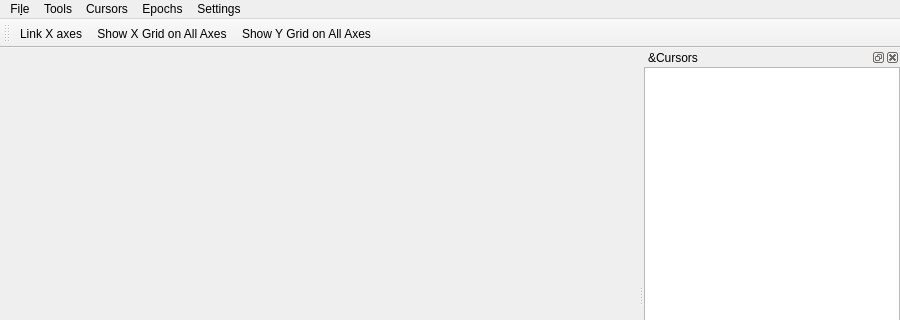
Before: the Qt Designer form src/scipyen/gui/signalviewer.ui in ctigaret/scipyen, drawn with Qt 5; both pictures show x 0 to 900 and y 0 to 320 of the 900 by 564 pixel window.
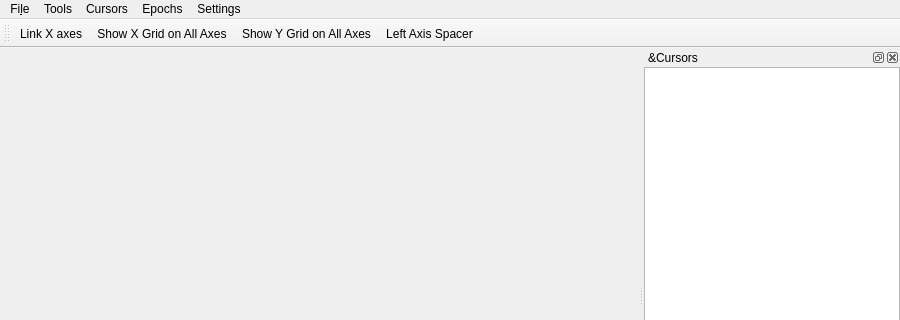
After: the same form once the commit is applied. Icons and pictures are not drawn. Custom widgets are drawn as their Qt base class.

The edit to the form file:
```diff
--- a/src/scipyen/gui/signalviewer.ui
+++ b/src/scipyen/gui/signalviewer.ui
@@ -348,6 +348,7 @@
    <addaction name="actionLink_X_axes"/>
    <addaction name="actionShow_X_grid"/>
    <addaction name="actionShow_Y_grid"/>
+   <addaction name="actionLeft_Axis_Spacer"/>
   </widget>
   <action name="actionClose">
    <property name="text">
@@ -713,6 +714,15 @@
     <string>Vertical cursor series</string>
    </property>
   </action>
+  <action name="actionLeft_Axis_Spacer">
+   <property name="icon">
+    <iconset theme="adjustcol">
+     <normaloff>.</normaloff>.</iconset>
+   </property>
+   <property name="text">
+    <string>Left Axis Spacer</string>
+   </property>
+  </action>
  </widget>
  <customwidgets>
   <customwidget>
```
Left out of the diff: 3 changed lines with no effect on the pictures.
